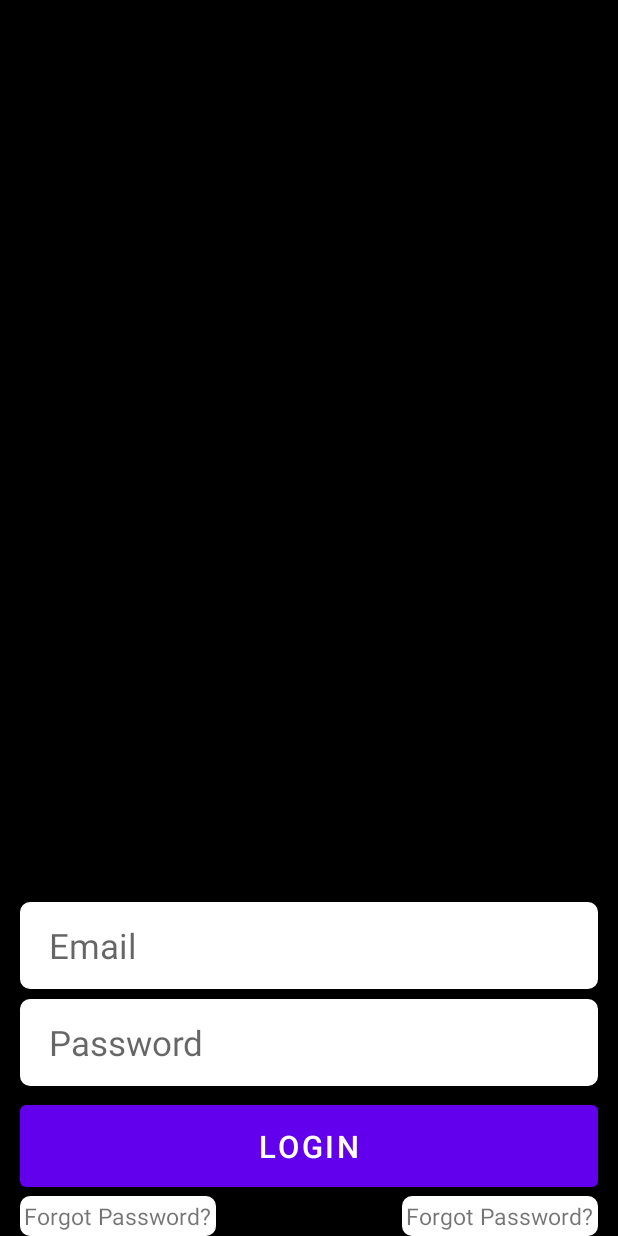
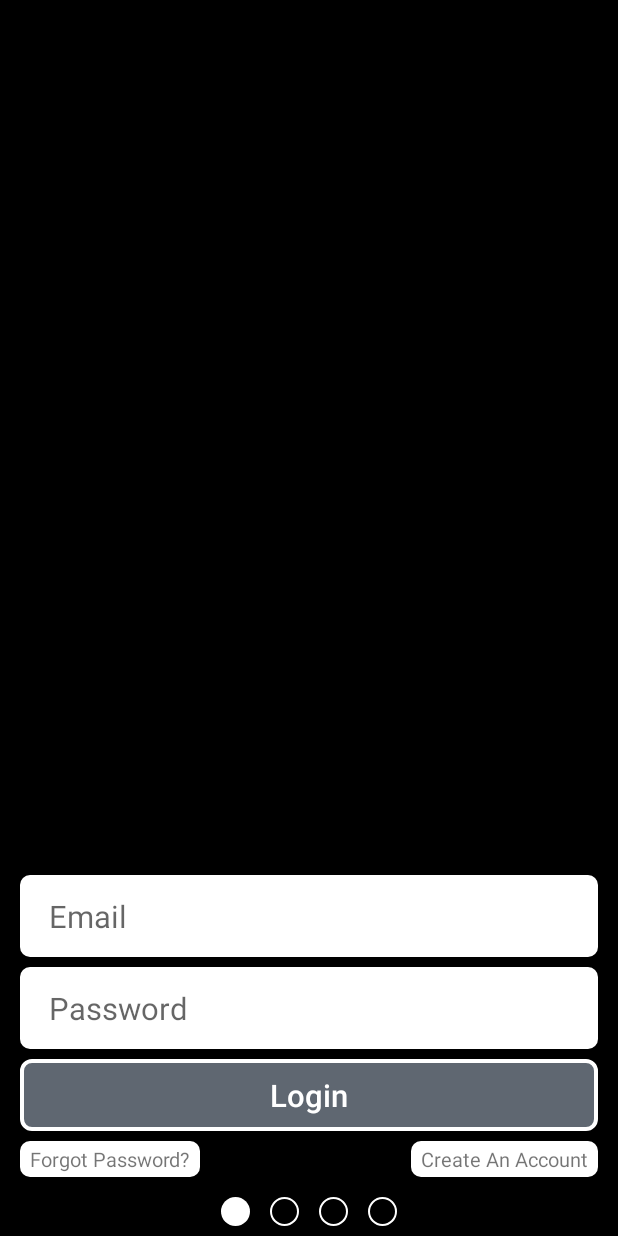
Before and after one commit to ankitjaiswal29/Project, an Android app: the screen it shows after launch (LoginActivity), on a phone screen of 412 x 824 dp. Run offline under Robolectric (Android 15) with nearby library versions, the phone set to English and light mode, and no system bars; our stand-ins replace data binding, sdp/ssp sizes.

Commit message:
UI Designs Added.

```diff
--- a/app/src/main/AndroidManifest.xml
+++ b/app/src/main/AndroidManifest.xml
@@ -9,6 +9,7 @@
         android:roundIcon="@mipmap/ic_launcher_round"
         android:supportsRtl="true"
         android:theme="@style/Theme.FighterDietApp">
+        <activity android:name=".activities.CreateAccountActivity"></activity>
         <activity
             android:name=".activities.LoginActivity"
             android:screenOrientation="portrait"
@@ -19,7 +20,6 @@
                 <category android:name="android.intent.category.LAUNCHER" />
             </intent-filter>
         </activity>
-
     </application>
 
 </manifest>
--- /dev/null
+++ b/app/src/main/java/com/fighterdiet/activities/CreateAccountActivity.kt
@@ -0,0 +1,29 @@
+package com.fighterdiet.activities
+
+import android.content.Context
+import android.content.Intent
+import android.os.Bundle
+import androidx.appcompat.app.AppCompatActivity
+import androidx.databinding.DataBindingUtil
+import com.fighterdiet.R
+import com.fighterdiet.databinding.ActivityCreateAccountBinding
+
+class CreateAccountActivity : AppCompatActivity() {
+    private lateinit var binding: ActivityCreateAccountBinding
+    override fun onCreate(savedInstanceState: Bundle?) {
+        super.onCreate(savedInstanceState)
+        binding = DataBindingUtil.setContentView(this, R.layout.activity_create_account)
+        initialise()
+    }
+
+    private fun initialise() {
+
+    }
+
+    companion object {
+
+        fun getStartIntent(context: Context): Intent {
+            return Intent(context, CreateAccountActivity::class.java)
+        }
+    }
+}
--- a/app/src/main/java/com/fighterdiet/activities/LoginActivity.kt
+++ b/app/src/main/java/com/fighterdiet/activities/LoginActivity.kt
@@ -1,12 +1,92 @@
 package com.fighterdiet.activities
 
 import android.os.Bundle
-import androidx.appcompat.app.AppCompatActivity
+import android.util.Log
+import android.view.View
+import androidx.databinding.DataBindingUtil
+import androidx.viewpager2.widget.ViewPager2
 import com.fighterdiet.R
+import com.fighterdiet.adapters.ViewPagerAdapter
+import com.fighterdiet.databinding.ActivityLoginBinding
+import com.fighterdiet.fragments.WalkThroughFragment
 
-class LoginActivity : BaseActivity() {
+class LoginActivity : BaseActivity(), View.OnClickListener {
+    private lateinit var binding: ActivityLoginBinding
+    private lateinit var adapter: ViewPagerAdapter
+
     override fun onCreate(savedInstanceState: Bundle?) {
         super.onCreate(savedInstanceState)
-        setContentView(R.layout.activity_login)
+        binding = DataBindingUtil.setContentView(this, R.layout.activity_login)
+        initialise()
+    }
+
+    private fun initialise() {
+        adapter = ViewPagerAdapter(this)
+
+        adapter.addFragment(WalkThroughFragment.getInstance(0))
+        adapter.addFragment(WalkThroughFragment.getInstance(1))
+        adapter.addFragment(WalkThroughFragment.getInstance(2))
+        adapter.addFragment(WalkThroughFragment.getInstance(3))
+
+        binding.viewpager.adapter = adapter
+        binding.viewpager.offscreenPageLimit = 4
+        binding.viewpager.registerOnPageChangeCallback(object : ViewPager2.OnPageChangeCallback() {
+            override fun onPageSelected(position: Int) {
+                Log.e(TAG, ">>>>> Position :: $position")
+                setupIndicator(position)
+            }
+        })
+
+        binding.tvForgotPassword.setOnClickListener(this)
+        binding.tvCreateAccount.setOnClickListener(this)
+        binding.btnLogin.setOnClickListener(this)
+    }
+
+    fun setupIndicator(position: Int) {
+        when (position) {
+            0 -> {
+                binding.layoutIndicator.vFirst.setBackgroundResource(R.drawable.shape_indicator_selected)
+                binding.layoutIndicator.vSecond.setBackgroundResource(R.drawable.shape_indicator_unselected)
+                binding.layoutIndicator.vThird.setBackgroundResource(R.drawable.shape_indicator_unselected)
+                binding.layoutIndicator.vFourth.setBackgroundResource(R.drawable.shape_indicator_unselected)
+            }
+            1 -> {
+                binding.layoutIndicator.vFirst.setBackgroundResource(R.drawable.shape_indicator_unselected)
+                binding.layoutIndicator.vSecond.setBackgroundResource(R.drawable.shape_indicator_selected)
+                binding.layoutIndicator.vThird.setBackgroundResource(R.drawable.shape_indicator_unselected)
+                binding.layoutIndicator.vFourth.setBackgroundResource(R.drawable.shape_indicator_unselected)
+            }
+            2 -> {
+                binding.layoutIndicator.vFirst.setBackgroundResource(R.drawable.shape_indicator_unselected)
+                binding.layoutIndicator.vSecond.setBackgroundResource(R.drawable.shape_indicator_unselected)
+                binding.layoutIndicator.vThird.setBackgroundResource(R.drawable.shape_indicator_selected)
+                binding.layoutIndicator.vFourth.setBackgroundResource(R.drawable.shape_indicator_unselected)
+            }
+            3 -> {
+                binding.layoutIndicator.vFirst.setBackgroundResource(R.drawable.shape_indicator_unselected)
+                binding.layoutIndicator.vSecond.setBackgroundResource(R.drawable.shape_indicator_unselected)
+                binding.layoutIndicator.vThird.setBackgroundResource(R.drawable.shape_indicator_unselected)
+                binding.layoutIndicator.vFourth.setBackgroundResource(R.drawable.shape_indicator_selected)
+            }
+        }
+
+    }
+
+    companion object {
+        const val TAG = "LoginActivity"
+    }
+
+    override fun onClick(v: View?) {
+        when (v?.id) {
+            R.id.tv_forgot_password -> {
+
+            }
+            R.id.tv_create_account -> {
+                startActivity(CreateAccountActivity.getStartIntent(this))
+            }
+            R.id.btnLogin -> {
+
+            }
+        }
     }
 }
--- /dev/null
+++ b/app/src/main/java/com/fighterdiet/adapters/ViewPagerAdapter.kt
@@ -0,0 +1,22 @@
+package com.fighterdiet.adapters
+
+import androidx.fragment.app.Fragment
+import androidx.fragment.app.FragmentActivity
+import androidx.viewpager2.adapter.FragmentStateAdapter
+
+class ViewPagerAdapter(activity: FragmentActivity) : FragmentStateAdapter(activity) {
+    private val fragments = ArrayList<Fragment>()
+
+    override fun getItemCount(): Int {
+        return fragments.size
+    }
+
+    override fun createFragment(position: Int): Fragment {
+        return fragments.get(position)
+    }
+
+    fun addFragment(fragment: Fragment) {
+        fragments.add(fragment)
+    }
+
+}
--- /dev/null
+++ b/app/src/main/java/com/fighterdiet/fragments/BaseFragment.kt
@@ -0,0 +1,6 @@
+package com.fighterdiet.fragments
+
+import androidx.fragment.app.Fragment
+
+abstract class BaseFragment() : Fragment() {
+}
--- /dev/null
+++ b/app/src/main/java/com/fighterdiet/fragments/WalkThroughFragment.kt
@@ -0,0 +1,60 @@
+package com.fighterdiet.fragments
+
+import android.os.Bundle
+import android.view.LayoutInflater
+import android.view.View
+import android.view.ViewGroup
+import androidx.databinding.DataBindingUtil
+import androidx.fragment.app.Fragment
+import com.fighterdiet.R
+import com.fighterdiet.databinding.FragmentWalkThroughBinding
+
+class WalkThroughFragment : BaseFragment() {
+    private lateinit var binding: FragmentWalkThroughBinding
+    private var position: Int = 0
+
+    override fun onCreateView(
+        inflater: LayoutInflater,
+        container: ViewGroup?,
+        savedInstanceState: Bundle?
+    ): View? {
+        binding =
+            DataBindingUtil.inflate(inflater, R.layout.fragment_walk_through, container, false)
+        return binding.root
+    }
+
+    override fun onViewCreated(view: View, savedInstanceState: Bundle?) {
+        super.onViewCreated(view, savedInstanceState)
+        initialise()
+    }
+
+    private fun initialise() {
+        position = arguments?.getInt(KEY_INDEX)!!
+        when (position) {
+            0 -> {
+                binding.ivBackgroundImage.setImageResource(R.drawable.colorBlack)
+            }
+            1 -> {
+                binding.ivBackgroundImage.setImageResource(R.drawable.colorGray)
+            }
+            2 -> {
+                binding.ivBackgroundImage.setImageResource(R.drawable.colorBlack)
+            }
+            3 -> {
+                binding.ivBackgroundImage.setImageResource(R.drawable.colorGray)
+            }
+        }
+    }
+
+    companion object {
+        const val KEY_INDEX = "key_index"
+
+        fun getInstance(index: Int): Fragment {
+            val bundle = Bundle()
+            bundle.putInt(KEY_INDEX, index)
+            val fragment = WalkThroughFragment()
+            fragment.arguments = bundle
+            return fragment
+        }
+    }
+}
--- /dev/null
+++ b/app/src/main/res/drawable/shape_button.xml
@@ -0,0 +1,11 @@
+<?xml version="1.0" encoding="utf-8"?>
+<shape xmlns:android="http://schemas.android.com/apk/res/android"
+    android:shape="rectangle">
+
+    <solid android:color="@color/btnColor" />
+    <corners android:radius="@dimen/_5sdp" />
+    <stroke
+        android:width="@dimen/_2sdp"
+        android:color="@color/colorWhite" />
+
+</shape>
--- /dev/null
+++ b/app/src/main/res/drawable/shape_indicator_selected.xml
@@ -0,0 +1,5 @@
+<?xml version="1.0" encoding="utf-8"?>
+<shape xmlns:android="http://schemas.android.com/apk/res/android"
+    android:shape="oval">
+    <solid android:color="@color/colorWhite" />
+</shape>
--- /dev/null
+++ b/app/src/main/res/drawable/shape_indicator_unselected.xml
@@ -0,0 +1,9 @@
+<?xml version="1.0" encoding="utf-8"?>
+<shape xmlns:android="http://schemas.android.com/apk/res/android"
+    android:shape="oval">
+
+    <stroke
+        android:width="@dimen/_1sdp"
+        android:color="@color/colorWhite" />
+
+</shape>
--- /dev/null
+++ b/app/src/main/res/layout/activity_create_account.xml
@@ -0,0 +1,12 @@
+<?xml version="1.0" encoding="utf-8"?>
+<layout xmlns:android="http://schemas.android.com/apk/res/android"
+    xmlns:tools="http://schemas.android.com/tools">
+
+    <androidx.constraintlayout.widget.ConstraintLayout
+        android:layout_width="match_parent"
+        android:layout_height="match_parent"
+        tools:context=".activities.CreateAccountActivity">
+
+    </androidx.constraintlayout.widget.ConstraintLayout>
+
+</layout>
--- a/app/src/main/res/layout/activity_login.xml
+++ b/app/src/main/res/layout/activity_login.xml
@@ -6,7 +6,7 @@
     <androidx.constraintlayout.widget.ConstraintLayout
         android:layout_width="match_parent"
         android:layout_height="match_parent"
-        android:background="@drawable/colorBlack"
+        android:background="@drawable/colorGray"
         tools:context=".activities.LoginActivity">
 
         <androidx.viewpager2.widget.ViewPager2
@@ -39,7 +39,7 @@
                 android:paddingTop="@dimen/_10sdp"
                 android:paddingEnd="@dimen/_15sdp"
                 android:paddingBottom="@dimen/_10sdp"
-                android:textSize="@dimen/_18ssp"
+                android:textSize="@dimen/_16ssp"
                 app:layout_constraintEnd_toEndOf="parent"
                 app:layout_constraintStart_toStartOf="parent"
                 app:layout_constraintTop_toTopOf="parent" />
@@ -57,7 +57,7 @@
                 android:paddingTop="@dimen/_10sdp"
                 android:paddingEnd="@dimen/_15sdp"
                 android:paddingBottom="@dimen/_10sdp"
-                android:textSize="@dimen/_18ssp"
+                android:textSize="@dimen/_16ssp"
                 app:layout_constraintEnd_toEndOf="parent"
                 app:layout_constraintStart_toStartOf="parent"
                 app:layout_constraintTop_toBottomOf="@id/etEmail" />
@@ -67,8 +67,10 @@
                 android:layout_width="0dp"
                 android:layout_height="wrap_content"
                 android:layout_marginTop="@dimen/_5sdp"
-                android:padding="@dimen/_10sdp"
+                android:background="@drawable/shape_button"
                 android:text="@string/str_btn_login"
+                android:textAllCaps="false"
+                android:textColor="@color/colorWhite"
                 android:textSize="@dimen/_16sdp"
                 app:layout_constraintEnd_toEndOf="parent"
                 app:layout_constraintStart_toStartOf="parent"
@@ -78,10 +80,13 @@
                 android:id="@+id/tv_forgot_password"
                 android:layout_width="wrap_content"
                 android:layout_height="wrap_content"
+                android:layout_marginTop="@dimen/_5sdp"
                 android:background="@drawable/shape_input"
                 android:padding="@dimen/_2sdp"
+                android:paddingStart="@dimen/_5sdp"
+                android:paddingEnd="@dimen/_5sdp"
                 android:text="@string/str_forgot_password"
-                android:textSize="@dimen/_12ssp"
+                android:textSize="@dimen/_10ssp"
                 app:layout_constraintStart_toStartOf="parent"
                 app:layout_constraintTop_toBottomOf="@id/btnLogin" />
 
@@ -89,12 +94,26 @@
                 android:id="@+id/tv_create_account"
                 android:layout_width="wrap_content"
                 android:layout_height="wrap_content"
+                android:layout_marginTop="@dimen/_5sdp"
                 android:background="@drawable/shape_input"
                 android:padding="@dimen/_2sdp"
-                android:text="@string/str_forgot_password"
-                android:textSize="@dimen/_12ssp"
+                android:paddingStart="@dimen/_5sdp"
+                android:paddingEnd="@dimen/_5sdp"
+                android:text="@string/str_create_an_account"
+                android:textSize="@dimen/_10ssp"
                 app:layout_constraintEnd_toEndOf="parent"
                 app:layout_constraintTop_toBottomOf="@id/btnLogin" />
+
+            <include
+                android:id="@+id/layoutIndicator"
+                layout="@layout/pager_indicator"
+                android:layout_width="wrap_content"
+                android:layout_height="wrap_content"
+                android:layout_marginTop="@dimen/_5sdp"
+                app:layout_constraintBottom_toBottomOf="parent"
+                app:layout_constraintEnd_toEndOf="parent"
+                app:layout_constraintStart_toStartOf="parent"
+                app:layout_constraintTop_toBottomOf="@id/tv_create_account" />
 
 
         </androidx.constraintlayout.widget.ConstraintLayout>
--- /dev/null
+++ b/app/src/main/res/layout/fragment_walk_through.xml
@@ -0,0 +1,20 @@
+<?xml version="1.0" encoding="utf-8"?>
+<layout xmlns:app="http://schemas.android.com/apk/res-auto"
+    xmlns:tools="http://schemas.android.com/tools">
+
+    <androidx.constraintlayout.widget.ConstraintLayout xmlns:android="http://schemas.android.com/apk/res/android"
+        android:layout_width="match_parent"
+        android:layout_height="match_parent">
+
+        <ImageView
+            android:id="@+id/ivBackgroundImage"
+            android:layout_width="0dp"
+            android:layout_height="0dp"
+            app:layout_constraintBottom_toBottomOf="parent"
+            app:layout_constraintEnd_toEndOf="parent"
+            app:layout_constraintStart_toStartOf="parent"
+            app:layout_constraintTop_toTopOf="parent"
+            tools:ignore="ContentDescription" />
+
+    </androidx.constraintlayout.widget.ConstraintLayout>
+</layout>
--- /dev/null
+++ b/app/src/main/res/layout/pager_indicator.xml
@@ -0,0 +1,50 @@
+<?xml version="1.0" encoding="utf-8"?>
+<layout xmlns:app="http://schemas.android.com/apk/res-auto"
+    xmlns:tools="http://schemas.android.com/tools">
+
+    <androidx.constraintlayout.widget.ConstraintLayout xmlns:android="http://schemas.android.com/apk/res/android"
+        android:layout_width="wrap_content"
+        android:layout_height="wrap_content"
+        android:layout_marginTop="@dimen/_5sdp"
+        android:layout_marginBottom="@dimen/_5sdp"
+        android:padding="@dimen/_5sdp"
+        tools:background="@color/black">
+
+        <View
+            android:id="@+id/vFirst"
+            android:layout_width="@dimen/width_indicator"
+            android:layout_height="@dimen/height_indicator"
+            android:background="@drawable/shape_indicator_selected"
+            app:layout_constraintStart_toStartOf="parent"
+            app:layout_constraintTop_toTopOf="parent" />
+
+        <View
+            android:id="@+id/vSecond"
+            android:layout_width="@dimen/width_indicator"
+            android:layout_height="@dimen/height_indicator"
+            android:layout_marginStart="@dimen/_10sdp"
+            android:background="@drawable/shape_indicator_unselected"
+            app:layout_constraintStart_toEndOf="@id/vFirst"
+            app:layout_constraintTop_toTopOf="@id/vFirst" />
+
+        <View
+            android:id="@+id/vThird"
+            android:layout_width="@dimen/width_indicator"
+            android:layout_height="@dimen/height_indicator"
+            android:layout_marginStart="@dimen/_10sdp"
+            android:background="@drawable/shape_indicator_unselected"
+            app:layout_constraintStart_toEndOf="@id/vSecond"
+            app:layout_constraintTop_toTopOf="@id/vSecond" />
+
+        <View
+            android:id="@+id/vFourth"
+            android:layout_width="@dimen/width_indicator"
+            android:layout_height="@dimen/height_indicator"
+            android:layout_marginStart="@dimen/_10sdp"
+            android:background="@drawable/shape_indicator_unselected"
+            app:layout_constraintStart_toEndOf="@id/vThird"
+            app:layout_constraintTop_toTopOf="@id/vThird" />
+
+
+    </androidx.constraintlayout.widget.ConstraintLayout>
+</layout>
--- a/app/src/main/res/values-night/themes.xml
+++ b/app/src/main/res/values-night/themes.xml
@@ -1,6 +1,6 @@
 <resources xmlns:tools="http://schemas.android.com/tools">
     <!-- Base application theme. -->
-    <style name="Theme.FighterDietApp" parent="Theme.MaterialComponents.DayNight.DarkActionBar">
+    <style name="Theme.FighterDietApp" parent="Theme.AppCompat.Light.NoActionBar">
         <!-- Primary brand color. -->
         <item name="colorPrimary">@color/purple_200</item>
         <item name="colorPrimaryVariant">@color/purple_700</item>
--- a/app/src/main/res/values/colors.xml
+++ b/app/src/main/res/values/colors.xml
@@ -8,4 +8,5 @@
     <color name="black">#FF000000</color>
     <color name="white">#FFFFFFFF</color>
     <color name="colorWhite">#FFFFFF</color>
+    <color name="btnColor">#5F6771</color>
 </resources>
--- /dev/null
+++ b/app/src/main/res/values/dimens.xml
@@ -0,0 +1,5 @@
+<?xml version="1.0" encoding="utf-8"?>
+<resources>
+    <dimen name="width_indicator">@dimen/_15sdp</dimen>
+    <dimen name="height_indicator">@dimen/_15sdp</dimen>
+</resources>
--- a/app/src/main/res/values/refs.xml
+++ b/app/src/main/res/values/refs.xml
@@ -1,4 +1,5 @@
 <?xml version="1.0" encoding="utf-8"?>
 <resources>
     <drawable name="colorBlack">#000000</drawable>
+    <drawable name="colorGray">#D3D3D3</drawable>
 </resources>
--- a/app/src/main/res/values/strings.xml
+++ b/app/src/main/res/values/strings.xml
@@ -4,4 +4,5 @@
     <string name="hint_password">Password</string>
     <string name="str_btn_login">Login</string>
     <string name="str_forgot_password">Forgot Password?</string>
+    <string name="str_create_an_account">Create An Account</string>
 </resources>
--- a/app/src/main/res/values/themes.xml
+++ b/app/src/main/res/values/themes.xml
@@ -1,16 +1,9 @@
 <resources xmlns:tools="http://schemas.android.com/tools">
     <!-- Base application theme. -->
-    <style name="Theme.FighterDietApp" parent="Theme.MaterialComponents.Light.NoActionBar">
+    <style name="Theme.FighterDietApp" parent="Theme.AppCompat.Light.NoActionBar">
         <!-- Primary brand color. -->
-        <item name="colorPrimary">@color/purple_500</item>
+        <item name="colorPrimary">@color/colorWhite</item>
         <item name="colorPrimaryVariant">@color/purple_700</item>
         <item name="colorOnPrimary">@color/white</item>
-        <!-- Secondary brand color. -->
-        <item name="colorSecondary">@color/teal_200</item>
-        <item name="colorSecondaryVariant">@color/teal_700</item>
-        <item name="colorOnSecondary">@color/black</item>
-        <!-- Status bar color. -->
-        <item name="android:statusBarColor" tools:targetApi="l">?attr/colorPrimaryVariant</item>
-        <!-- Customize your theme here. -->
     </style>
 </resources>
```
